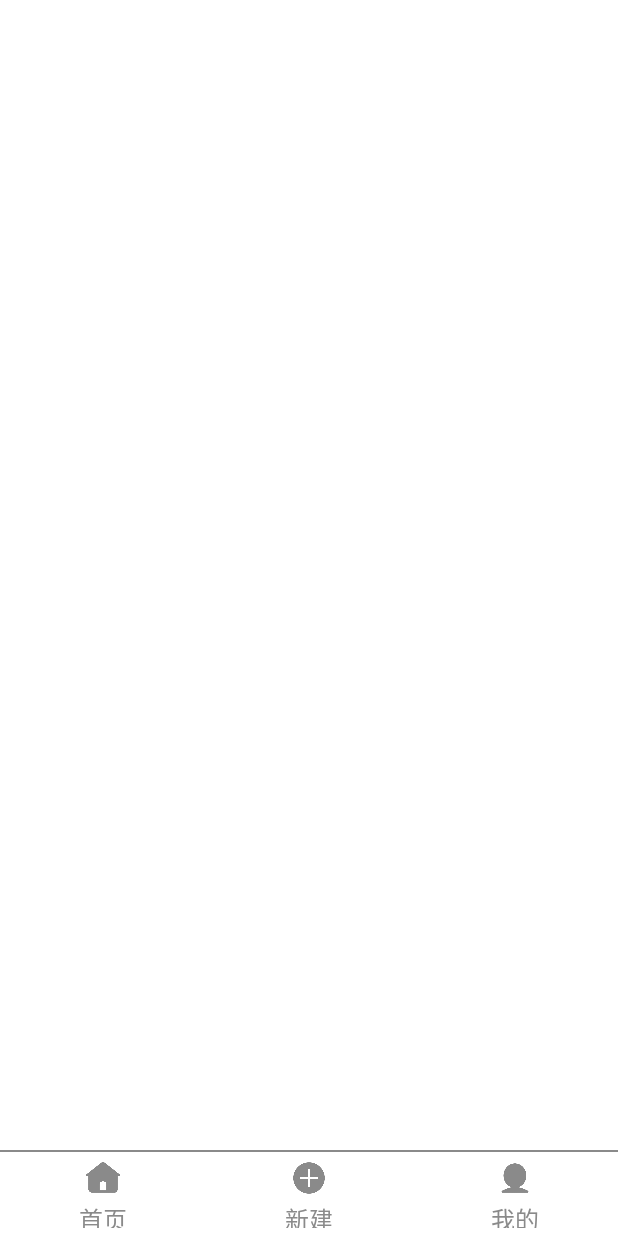
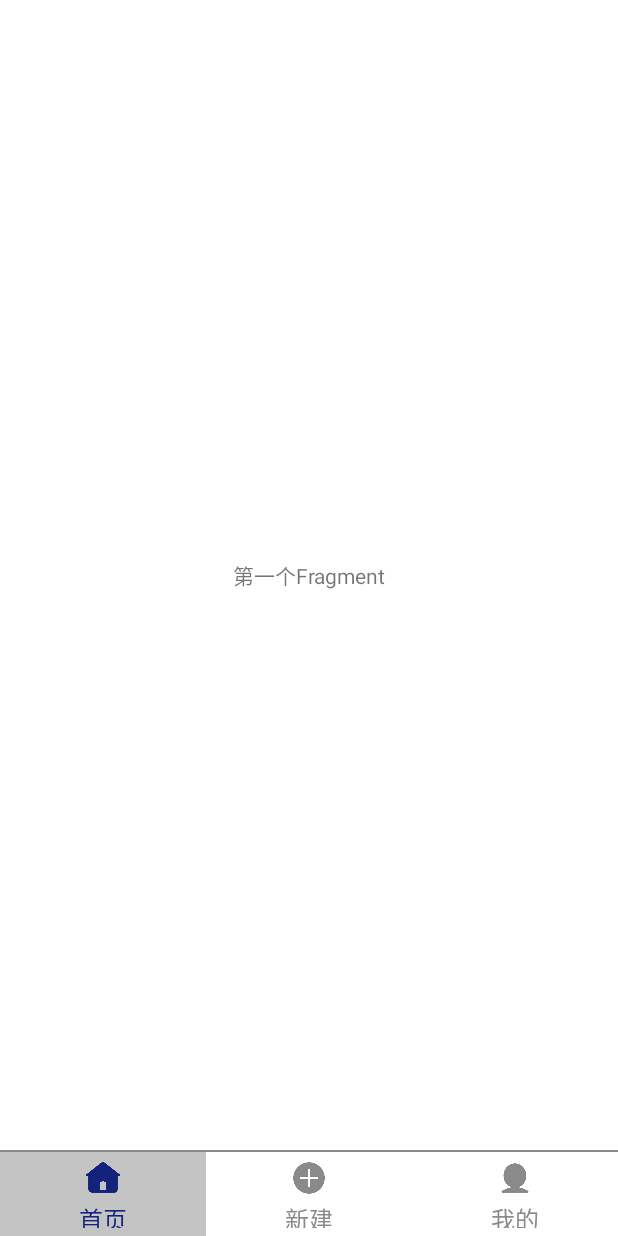
Before and after one commit to Afavorite/smartcabinet, an Android app: the screen it shows after launch (MainActivity), on a phone screen of 412 x 824 dp. Run offline under Robolectric (Android 15) with nearby library versions, the phone set to English and light mode, and no system bars.

Commit message:
Fragment基本框架搭建成功

```diff
--- a/app/build.gradle
+++ b/app/build.gradle
@@ -33,6 +33,7 @@ dependencies {
     implementation 'androidx.appcompat:appcompat:1.2.0'
     implementation 'com.google.android.material:material:1.2.1'
     implementation 'androidx.constraintlayout:constraintlayout:2.0.1'
+    implementation 'androidx.legacy:legacy-support-v4:1.0.0'
     testImplementation 'junit:junit:4.+'
     androidTestImplementation 'androidx.test.ext:junit:1.1.2'
     androidTestImplementation 'androidx.test.espresso:espresso-core:3.3.0'
--- a/app/src/main/java/com/app2018212763/smartcabinet/MainActivity.java
+++ b/app/src/main/java/com/app2018212763/smartcabinet/MainActivity.java
@@ -1,14 +1,97 @@
 package com.app2018212763.smartcabinet;
 
 import androidx.appcompat.app.AppCompatActivity;
+import androidx.fragment.app.FragmentTransaction;
 
+import androidx.fragment.app.FragmentManager;
 import android.os.Bundle;
+import android.view.View;
+import android.widget.FrameLayout;
+import android.widget.TextView;
 
-public class MainActivity extends AppCompatActivity {
+public class MainActivity extends AppCompatActivity implements View.OnClickListener{
+
+    //UI
+    private TextView tab_menu_home;
+    private TextView tab_menu_add;
+    private TextView tab_menu_mine;
+    private FrameLayout ly_content;
+
+    //Fragment
+    private MyFragment fg1,fg2,fg3;
+    private FragmentManager fManager;
 
     @Override
     protected void onCreate(Bundle savedInstanceState) {
         super.onCreate(savedInstanceState);
         setContentView(R.layout.activity_main);
+        fManager = getSupportFragmentManager();
+        bindViews();
+        tab_menu_home.performClick();   //模拟一次点击，既进去后选择第一项
+    }
+
+    //UI组件初始化与事件绑定
+    private void bindViews() {
+        tab_menu_add = findViewById(R.id.tab_menu_add);
+        tab_menu_home = findViewById(R.id.tab_menu_home);
+        tab_menu_mine = findViewById(R.id.tab_menu_mine);
+        ly_content = findViewById(R.id.ly_content);
+
+        tab_menu_add.setOnClickListener(this);
+        tab_menu_home.setOnClickListener(this);
+        tab_menu_mine.setOnClickListener(this);
+    }
+
+    //重置所有文本的选中状态
+    private void setSelected(){
+        tab_menu_add.setSelected(false);
+        tab_menu_home.setSelected(false);
+        tab_menu_mine.setSelected(false);
+    }
+
+    //隐藏所有Fragment
+    private void hideAllFragment(FragmentTransaction fragmentTransaction){
+        if(fg1 != null)fragmentTransaction.hide(fg1);
+        if(fg2 != null)fragmentTransaction.hide(fg2);
+        if(fg3 != null)fragmentTransaction.hide(fg3);
+    }
+
+    @Override
+    public void onClick(View v) {
+        FragmentTransaction fTransaction = fManager.beginTransaction();
+        hideAllFragment(fTransaction);
+        switch (v.getId()){
+            case R.id.tab_menu_home:
+                setSelected();
+                tab_menu_home.setSelected(true);
+                if(fg1 == null){
+                    fg1 = new MyFragment("第一个Fragment");
+                    fTransaction.add(R.id.ly_content,fg1);
+                }else{
+                    fTransaction.show(fg1);
+                }
+                break;
+            case R.id.tab_menu_add:
+                setSelected();
+                tab_menu_add.setSelected(true);
+                if(fg2 == null){
+                    fg2 = new MyFragment("第二个Fragment");
+                    fTransaction.add(R.id.ly_content,fg2);
+                }else{
+                    fTransaction.show(fg2);
+                }
+                break;
+            case R.id.tab_menu_mine:
+                setSelected();
+                tab_menu_mine.setSelected(true);
+                if(fg3 == null){
+                    fg3 = new MyFragment("第三个Fragment");
+                    fTransaction.add(R.id.ly_content,fg3);
+                }else{
+                    fTransaction.show(fg3);
+                }
+                break;
+        }
+        fTransaction.commit();
     }
 }
--- /dev/null
+++ b/app/src/main/java/com/app2018212763/smartcabinet/MyFragment.java
@@ -0,0 +1,74 @@
+package com.app2018212763.smartcabinet;
+
+import android.os.Bundle;
+
+import androidx.fragment.app.Fragment;
+
+import android.view.LayoutInflater;
+import android.view.View;
+import android.view.ViewGroup;
+import android.widget.TextView;
+
+/**
+ * A simple {@link Fragment} subclass.
+ * Use the {@link MyFragment#newInstance} factory method to
+ * create an instance of this fragment.
+ */
+public class MyFragment extends Fragment {
+
+//    // TODO: Rename parameter arguments, choose names that match
+//    // the fragment initialization parameters, e.g. ARG_ITEM_NUMBER
+//    private static final String ARG_PARAM1 = "param1";
+//    private static final String ARG_PARAM2 = "param2";
+//
+//    // TODO: Rename and change types of parameters
+//    private String mParam1;
+//    private String mParam2;
+//
+//    public MyFragment() {
+//        // Required empty public constructor
+//    }
+//
+//    /**
+//     * Use this factory method to create a new instance of
+//     * this fragment using the provided parameters.
+//     *
+//     * @param param1 Parameter 1.
+//     * @param param2 Parameter 2.
+//     * @return A new instance of fragment MyFragment.
+//     */
+//    // TODO: Rename and change types and number of parameters
+//    public static MyFragment newInstance(String param1, String param2) {
+//        MyFragment fragment = new MyFragment();
+//        Bundle args = new Bundle();
+//        args.putString(ARG_PARAM1, param1);
+//        args.putString(ARG_PARAM2, param2);
+//        fragment.setArguments(args);
+//        return fragment;
+//    }
+//
+//    @Override
+//    public void onCreate(Bundle savedInstanceState) {
+//        super.onCreate(savedInstanceState);
+//        if (getArguments() != null) {
+//            mParam1 = getArguments().getString(ARG_PARAM1);
+//            mParam2 = getArguments().getString(ARG_PARAM2);
+//        }
+//    }
+
+    private String content;
+    public MyFragment(String content) {
+        this.content = content;
+    }
+
+    @Override
+    public View onCreateView(LayoutInflater inflater, ViewGroup container,
+                             Bundle savedInstanceState) {
+        // Inflate the layout for this fragment
+        View view = inflater.inflate(R.layout.fragment_content, container, false);
+
+        TextView txt_content = (TextView) view.findViewById(R.id.txt_content);
+        txt_content.setText(content);
+        return view;
+    }
+}
--- /dev/null
+++ b/app/src/main/res/layout/fragment_content.xml
@@ -0,0 +1,16 @@
+<?xml version="1.0" encoding="utf-8"?>
+<LinearLayout xmlns:android="http://schemas.android.com/apk/res/android"
+    xmlns:tools="http://schemas.android.com/tools"
+    android:layout_width="match_parent"
+    android:layout_height="match_parent"
+    tools:context=".MyFragment">
+
+    <!-- TODO: Update blank fragment layout -->
+    <TextView
+        android:id="@+id/txt_content"
+        android:layout_width="match_parent"
+        android:layout_height="match_parent"
+        android:gravity="center"
+        android:text="@string/hello_blank_fragment" />
+
+</LinearLayout>
--- a/app/src/main/res/values/strings.xml
+++ b/app/src/main/res/values/strings.xml
@@ -3,4 +3,6 @@
     <string name="tab_menu_text_home">首页</string>
     <string name="tab_menu_text_add">新建</string>
     <string name="tab_menu_text_mine">我的</string>
+    <!-- TODO: Remove or change this placeholder text -->
+    <string name="hello_blank_fragment">Hello blank fragment</string>
 </resources>
```
